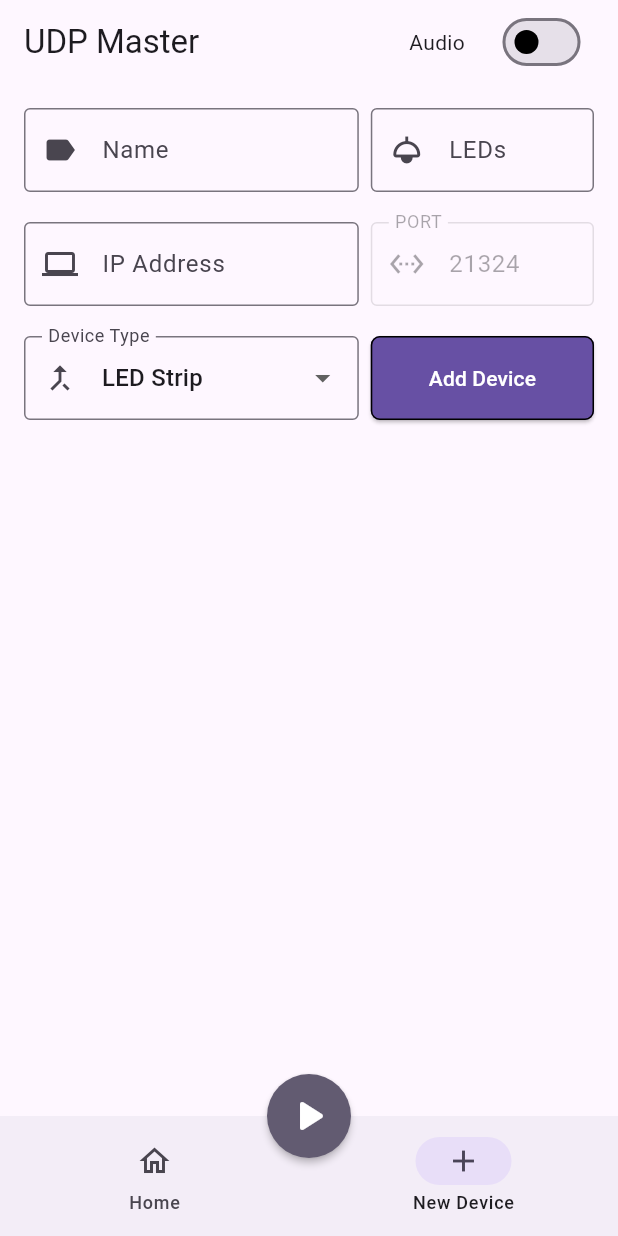
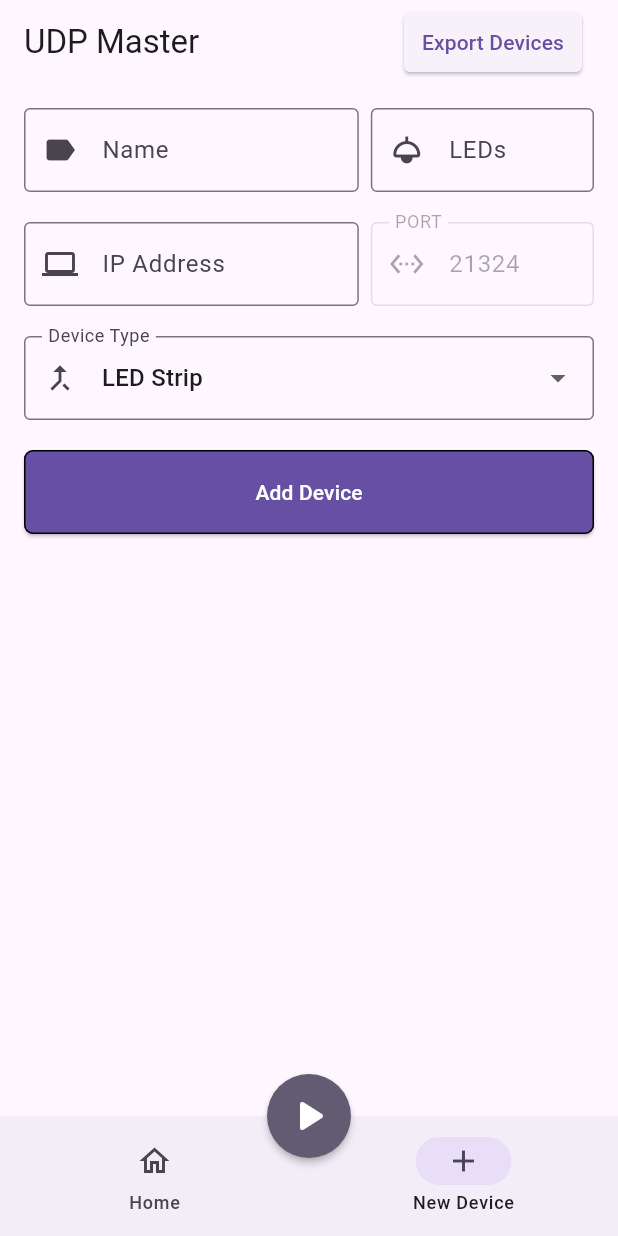
Before and after one commit to encrust-ace/udp_master, a Flutter app: the screen it shows after launch, item 2 of the bottom bar chosen, on a phone screen of 412 x 824 dp. Run offline on Flutter 3.47's test engine with Material 3 defaults, Android fonts, the phone set to English and light mode, and no system bars; our stand-ins replace permission_handler, shared_preferences; missing offline and left inert: record.

Commit message:
Now user can export devices in json

```diff
--- a/lib/main.dart
+++ b/lib/main.dart
@@ -1,6 +1,5 @@
 import 'package:flutter/material.dart';
 import 'package:provider/provider.dart';
-import 'package:udp_master/device.dart';
 import 'package:udp_master/screen/add_device.dart';
 import 'package:udp_master/screen/home.dart';
 import 'package:flutter/services.dart';
@@ -69,24 +68,38 @@ class _VisualizerScreenState extends State<VisualizerScreen> {
         title: const Text("UDP Master"),
         actions: [
           Row(
+            spacing: 16,
             children: [
-              Text(
-                _visualizerProvider.castMode == CastMode.video
-                    ? "Video"
-                    : "Audio",
+              ElevatedButton(
+                onPressed: () {
+                  _visualizerProvider.exportDevicesToJsonFile(context);
+                },
+                style: ElevatedButton.styleFrom(
+                  shape: RoundedRectangleBorder(
+                    borderRadius: BorderRadius.circular(4),
+                  ),
+                  padding: const EdgeInsets.symmetric(horizontal: 12),
+                ),
+                child: Text("Export Devices"),
               ),
-              Switch(
-                padding: EdgeInsets.only(right: 50),
-                value: _visualizerProvider.castMode == CastMode.video,
-                thumbColor: const WidgetStatePropertyAll<Color>(Colors.black),
-                onChanged: (bool value) {
-                  if (value) {
-                    _visualizerProvider.castMode = CastMode.video;
-                  } else {
-                    _visualizerProvider.castMode = CastMode.audio;
-                  }
-                },
-              ),
+              SizedBox(width: 8),
+              // Text(
+              //   _visualizerProvider.castMode == CastMode.video
+              //       ? "Video"
+              //       : "Audio",
+              // ),
+              // Switch(
+              //   padding: EdgeInsets.only(right: 50),
+              //   value: _visualizerProvider.castMode == CastMode.video,
+              //   thumbColor: const WidgetStatePropertyAll<Color>(Colors.black),
+              //   onChanged: (bool value) {
+              //     if (value) {
+              //       _visualizerProvider.castMode = CastMode.video;
+              //     } else {
+              //       _visualizerProvider.castMode = CastMode.audio;
+              //     }
+              //   },
+              // ),
             ],
           ),
         ],
--- a/lib/screen/add_device.dart
+++ b/lib/screen/add_device.dart
@@ -226,11 +226,9 @@ class _AddDeviceState extends State<AddDevice> {
                         value == null ? 'Select device type' : null,
                   ),
                 ),
-
-                const SizedBox(width: 8),
-                Expanded(
-                  flex: 2,
-                  child: ElevatedButton(
+              ],
+            ),
+            ElevatedButton(
               onPressed: () {
                 if (_formKey.currentState?.validate() ?? false) {
                   _addDevice();
@@ -250,9 +248,6 @@ class _AddDeviceState extends State<AddDevice> {
               ),
               child: const Text("Add Device"),
             ),
-                ),
-              ],
-            ),
           ],
         ),
       ),
--- a/pubspec.yaml
+++ b/pubspec.yaml
@@ -16,6 +16,7 @@ dependencies:
   shared_preferences: ^2.5.3
   provider: ^6.1.5
   record: ^6.0.0
+  path_provider: ^2.1.5
 
 dev_dependencies:
   flutter_test:
```
Also changed, not shown: lib/visualizer_provider.dart (+32 -0 lines), pubspec.lock. Lines whose indentation alone changed are shown as unchanged.
